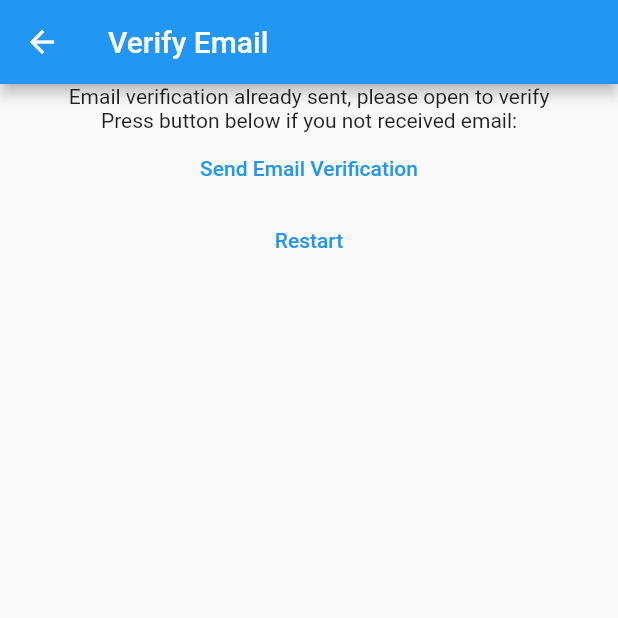
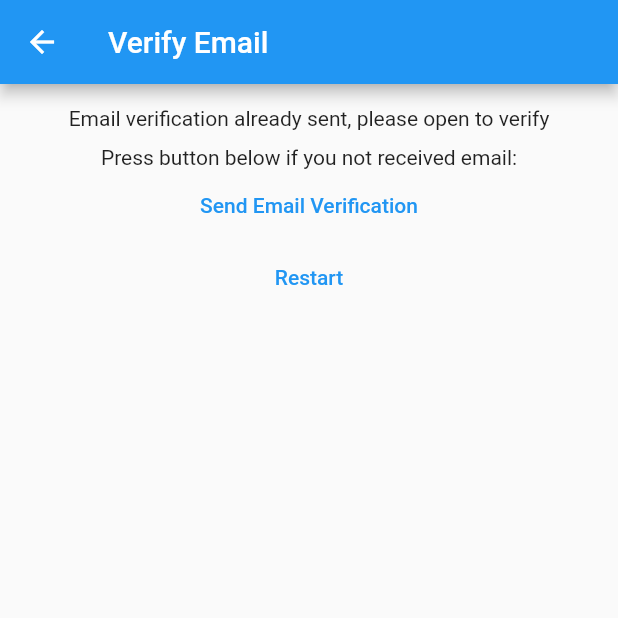
Before and after one commit to Elfeny7/Notes-App, a Flutter app: the VerifyEmailView screen opened by its route, on a phone screen of 412 x 824 dp, the top half of it. Run offline on Flutter 3.47's test engine with Material 2 defaults, Android fonts, the phone set to English and light mode, and no system bars; our stand-ins replace firebase_auth, firebase_core; accounts and stored records are empty; network calls fail.

```diff
--- a/lib/views/login_view.dart
+++ b/lib/views/login_view.dart
@@ -95,10 +95,10 @@ class _LoginViewState extends State<LoginView> {
                         context,
                         'Wrong password',
                       );
-                    } on GenericAuthException catch(e){
+                    } on GenericAuthException {
                       await showErrorDialog(
                         context,
-                        'Authentication Error\n$e',
+                        'Authentication Error',
                       );
                     }
                   },
--- a/lib/views/verify_email_view.dart
+++ b/lib/views/verify_email_view.dart
@@ -19,9 +19,15 @@ class _VerifyEmailViewState extends State<VerifyEmailView> {
       body: Center(
         child: Column(
           children: <Widget>[
-            const Text(
-                'Email verification already sent, please open to verify'),
-            const Text('Press button below if you not received email:'),
+            const Padding(
+              padding: EdgeInsets.only(top: 15),
+              child: Text(
+                  'Email verification already sent, please open to verify'),
+            ),
+            const Padding(
+              padding: EdgeInsets.only(top: 10.0),
+              child: Text('Press button below if you not received email:'),
+            ),
             TextButton(
               onPressed: () async {
                 await AuthService.firebase().sendEmailVerification();
@@ -31,6 +37,7 @@ class _VerifyEmailViewState extends State<VerifyEmailView> {
             TextButton(
               onPressed: () async {
                 await AuthService.firebase().logOut();
+                if (!mounted) return;
                 Navigator.of(context).pushNamedAndRemoveUntil(
                   registerRoute,
                   (route) => false,
```
